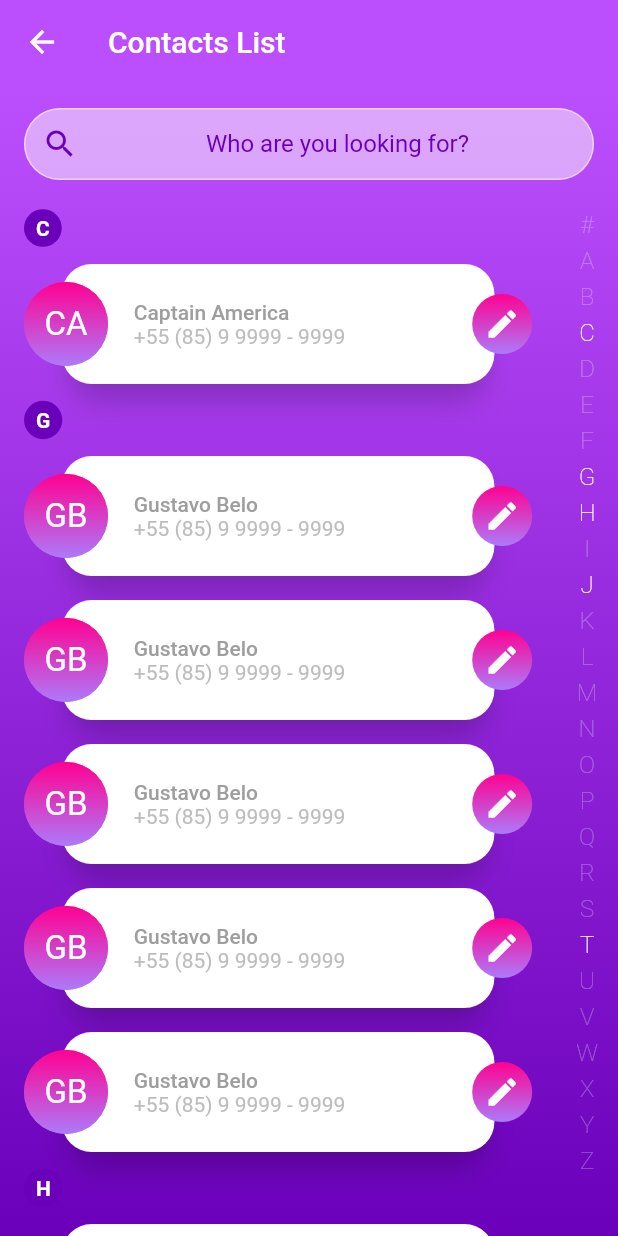
After one commit to ogustavobelo/awesome-widgets, a Flutter app: the ContactsListScreen screen opened by its route, on a phone screen of 412 x 824 dp. The commit adds this screen. Run offline on Flutter 3.47's test engine with Material 2 defaults, Android fonts, the phone set to English and light mode, and no system bars; drawn by our look-alikes of scroll_to_index; our stand-ins replace flare_flutter, flutter_masked_text; missing offline and left inert: credit_card_type_detector.

Commit message:
contacts-list implemented and launcher icon added

```diff
--- a/lib/core/routes/routes.dart
+++ b/lib/core/routes/routes.dart
@@ -3,4 +3,5 @@ class Routes {
   static String reviewModal = '/reviewModal';
   static String paymentCard3d = '/3dPaymentCard';
   static String swipeableButton = '/swipeableButton';
+  static String contactsList = '/contactsList';
 }
--- a/lib/main.dart
+++ b/lib/main.dart
@@ -2,6 +2,7 @@ import 'dart:async';
 
 import 'package:awesome_widgets/core/routes/routes.dart';
 import 'package:awesome_widgets/screens/3dPaymentCard/3dPaymentCard.screen.dart';
+import 'package:awesome_widgets/screens/contactsList/contactsList.screen.dart';
 import 'package:awesome_widgets/screens/home/home.screen.dart';
 import 'package:awesome_widgets/screens/rating/rating.screen.dart';
 import 'package:awesome_widgets/screens/swipeableButton/swipeableButton.screen.dart';
@@ -30,6 +31,7 @@ class MyApp extends StatelessWidget {
         Routes.reviewModal: (context) => RatingScreen(),
         Routes.paymentCard3d: (context) => PaymentCardScreen(),
         Routes.swipeableButton: (context) => SwipeableButtonScreen(),
+        Routes.contactsList: (context) => ContactsListScreen(),
       },
     );
   }
--- /dev/null
+++ b/lib/screens/contactsList/alphabet.order.item.dart
@@ -0,0 +1,34 @@
+import 'package:flutter/material.dart';
+
+class AlphabetOrderItem extends StatelessWidget {
+  final String letter;
+  final Function onPressed;
+  final bool clickable;
+  final Color color;
+  AlphabetOrderItem({
+    this.letter, this.onPressed, this.clickable, this.color
+  });
+  @override
+  Widget build(BuildContext context) {
+    return Material(
+      color: Colors.transparent,
+      child: InkWell(
+        onTap: onPressed,
+        splashColor: Colors.purple,
+        focusColor: Colors.blue,
+        highlightColor: Colors.pinkAccent,
+        child: Text(
+          letter,
+          style: TextStyle(
+            color: clickable ? color : color.withOpacity(.3),
+            fontWeight: FontWeight.w100,
+            fontSize: 16,
+            height: 1.5
+          ),
+          textAlign: TextAlign.center,
+        ),
+      )
+
+    );
+  }
+}
--- /dev/null
+++ b/lib/screens/contactsList/contact.model.dart
@@ -0,0 +1,10 @@
+class ContactModel {
+  String name;
+  String phone;
+  String imageUrl;
+  ContactModel({
+    this.name,
+    this.phone,
+    this.imageUrl,
+  });
+}
--- /dev/null
+++ b/lib/screens/contactsList/contact.tile.dart
@@ -0,0 +1,124 @@
+import 'package:flutter/material.dart';
+
+import 'contact.model.dart';
+
+class ContactTile extends StatefulWidget {
+  final ContactModel contact;
+  final Function(ContactModel) onEdit;
+  ContactTile(this.contact, {this.onEdit});
+  @override
+  _ContactTileState createState() => _ContactTileState();
+}
+
+class _ContactTileState extends State<ContactTile> {
+  final List<Color> _iconsGradient = [Color(0xFFfe0291), Color(0xFFad7afa)];
+
+  @override
+  Widget build(BuildContext context) {
+    final Size size = MediaQuery.of(context).size;
+    return Container(
+      margin: EdgeInsets.symmetric(horizontal: 16.0, vertical: 8.0),
+      child: Stack(
+        alignment: Alignment.center,
+        children: <Widget>[
+          Container(
+              width: size.width * .7,
+              height: 80.0,
+              padding: EdgeInsets.symmetric(vertical: 8.0, horizontal: 48.0),
+              decoration: BoxDecoration(
+                color: Colors.white,
+                borderRadius: BorderRadius.circular(20),
+                boxShadow: [
+                  BoxShadow(
+                      blurRadius: 16.0,
+                      color: Colors.black.withOpacity(.2),
+                      offset: Offset(0.0, 16.0),
+                      spreadRadius: -5.0),
+                ],
+              ),
+              child: Column(
+                crossAxisAlignment: CrossAxisAlignment.stretch,
+                mainAxisAlignment: MainAxisAlignment.center,
+                children: <Widget>[
+                  Text(
+                    widget.contact.name,
+                    style: TextStyle(
+                        color: Colors.grey[500], fontWeight: FontWeight.w500),
+                    maxLines: 1,
+                    overflow: TextOverflow.ellipsis,
+                  ),
+                  Text(
+                    widget.contact.phone,
+                    style: TextStyle(color: Colors.grey[400]),
+                    maxLines: 1,
+                    overflow: TextOverflow.ellipsis,
+                  ),
+                ],
+              )),
+          Row(
+            mainAxisAlignment: MainAxisAlignment.spaceBetween,
+            children: <Widget>[
+              Container(
+                height: 56,
+                width: 56,
+                decoration: BoxDecoration(
+                  shape: BoxShape.circle,
+                  gradient: LinearGradient(
+                    colors: _iconsGradient,
+                    begin: Alignment.topCenter,
+                    end: Alignment.bottomCenter,
+                  ),
+                ),
+                child: widget.contact.imageUrl != null ?
+                imageCover(widget.contact.imageUrl) : letterCover(widget.contact.name),
+              ),
+              GestureDetector(
+                onTap: () {},
+                child: Container(
+                    padding: EdgeInsets.all(8.0),
+                    decoration: BoxDecoration(
+                      shape: BoxShape.circle,
+                      gradient: LinearGradient(
+                        colors: _iconsGradient,
+                        begin: Alignment.topCenter,
+                        end: Alignment.bottomCenter,
+                      ),
+                    ),
+                    child: Icon(Icons.edit, color: Colors.white)),
+              ),
+            ],
+          ),
+        ],
+      ),
+    );
+  }
+
+  Widget imageCover(String imageUrl) {
+    return Container(
+      decoration: BoxDecoration(
+        shape: BoxShape.circle,
+        image:
+            DecorationImage(image: NetworkImage(imageUrl), fit: BoxFit.cover),
+      ),
+    );
+  }
+
+  Widget letterCover(String name) {
+    return Container(
+      decoration: BoxDecoration(
+        shape: BoxShape.circle,
+        gradient: LinearGradient(
+          colors: _iconsGradient,
+          begin: Alignment.topCenter,
+          end: Alignment.bottomCenter,
+        ),
+      ),
+      child: Center(
+        child: Text(widget.contact.name[0] + widget.contact.name.split(" ").last[0],
+        style: TextStyle(color: Colors.white, fontSize: 22)
+
+        ),
+      )
+    );
+  }
+}
--- /dev/null
+++ b/lib/screens/contactsList/contacts.datasource.dart
@@ -0,0 +1,77 @@
+import 'contact.model.dart';
+
+class ContactsDataSource {
+  static final List<ContactModel> contacts = [
+    ContactModel(
+      name: "Tony Stark",
+      phone: "+55 (85) 9 9999 - 9999",
+      imageUrl:
+          "https://imagens.canaltech.com.br/celebridades/78.400.jpg",
+    ),
+    ContactModel(
+      name: "Gustavo Belo",
+      phone: "+55 (85) 9 9999 - 9999",
+    ),
+    ContactModel(
+      name: "Gustavo Belo",
+      phone: "+55 (85) 9 9999 - 9999",
+    ),
+    ContactModel(
+      name: "Gustavo Belo",
+      phone: "+55 (85) 9 9999 - 9999",
+    ),
+    ContactModel(
+      name: "Gustavo Belo",
+      phone: "+55 (85) 9 9999 - 9999",
+    ),
+    ContactModel(
+      name: "Gustavo Belo",
+      phone: "+55 (85) 9 9999 - 9999",
+    ),
+    ContactModel(
+      name: "Jonh Doe",
+      phone: "+55 (85) 9 9999 - 9999",
+      imageUrl:
+          "https://images.unsplash.com/photo-1549068106-b024baf5062d?ixlib=rb-1.2.1&ixid=eyJhcHBfaWQiOjEyMDd9",
+    ),
+    ContactModel(
+      name: "Captain America",
+      phone: "+55 (85) 9 9999 - 9999",
+    ),
+    ContactModel(
+      name: "Hulk Buster",
+      phone: "+55 (85) 9 9999 - 9999",
+    ),
+
+  ];
+
+  static final List<String> alphabet = [
+  "#",
+  "A",
+  "B",
+  "C",
+  "D",
+  "E",
+  "F",
+  "G",
+  "H",
+  "I",
+  "J",
+  "K",
+  "L",
+  "M",
+  "N",
+  "O",
+  "P",
+  "Q",
+  "R",
+  "S",
+  "T",
+  "U",
+  "V",
+  "W",
+  "X",
+  "Y",
+  "Z",
+];
+}
--- /dev/null
+++ b/lib/screens/contactsList/contactsList.screen.dart
@@ -0,0 +1,192 @@
+import 'package:awesome_widgets/screens/contactsList/alphabet.order.item.dart';
+import 'package:awesome_widgets/screens/contactsList/contact.model.dart';
+import 'package:flutter/material.dart';
+import 'package:scroll_to_index/scroll_to_index.dart';
+
+import 'contact.tile.dart';
+import 'contacts.datasource.dart';
+
+class ContactsListScreen extends StatefulWidget {
+  @override
+  _ContactsListScreenState createState() => _ContactsListScreenState();
+}
+
+class _ContactsListScreenState extends State<ContactsListScreen> {
+  final List<Color> _backgroundColors = [Color(0xFFBC4FFD), Color(0xFF6A00BA)];
+
+  final TextEditingController _searchController = TextEditingController();
+  final List<ContactModel> _contacts = ContactsDataSource.contacts;
+  final List<String> _alphabet = ContactsDataSource.alphabet;
+  List<ContactModel> _filteredContacts;
+  List<String> _filteredAlphabet;
+
+  final AutoScrollController scrollController = AutoScrollController();
+
+  @override
+  Widget build(BuildContext context) {
+    final Size size = MediaQuery.of(context).size;
+
+    if (_filteredContacts == null) {
+      _filteredContacts = _contacts;
+    }
+    sortContacts(_filteredContacts);
+
+    _filteredAlphabet = filterAlphabet();
+
+    return Scaffold(
+      appBar: AppBar(
+        backgroundColor: _backgroundColors[0],
+        elevation: 0.0,
+        title: Text("Contacts List"),
+      ),
+      body: Container(
+        width: size.width,
+        height: size.height,
+        decoration: BoxDecoration(
+          gradient: LinearGradient(
+            colors: _backgroundColors,
+            begin: Alignment.topCenter,
+            end: Alignment.bottomCenter,
+          ),
+        ),
+        child: Column(
+          children: <Widget>[
+            Padding(
+              padding: const EdgeInsets.all(16.0),
+              child: TextFormField(
+                controller: _searchController,
+                style: TextStyle(color: Colors.white),
+                decoration: InputDecoration(
+                  hintText: "Who are you looking for?",
+                  hintStyle: TextStyle(color: _backgroundColors[1]),
+                  contentPadding: EdgeInsets.all(10.0),
+                  prefixIcon: Icon(
+                    Icons.search,
+                    color: _backgroundColors[1],
+                  ),
+                  focusedBorder: OutlineInputBorder(
+                    borderSide: BorderSide(color: Colors.white.withOpacity(.5)),
+                    borderRadius: BorderRadius.circular(25.0),
+                  ),
+                  enabledBorder: OutlineInputBorder(
+                    borderSide: BorderSide(color: Colors.white.withOpacity(.5)),
+                    borderRadius: BorderRadius.circular(25.0),
+                  ),
+                  filled: true,
+                  fillColor: Colors.white.withOpacity(.5),
+                ),
+                textAlign: TextAlign.center,
+                onChanged: (query) => filterContacts(query),
+              ),
+            ),
+            Expanded(
+              child: Row(
+                children: <Widget>[
+                  Container(
+                      width: size.width * .9,
+                      child: ListView.builder(
+                        controller: scrollController,
+                        itemCount: _filteredAlphabet.length,
+                        itemBuilder: (context, alphabetIndex) {
+                          return AutoScrollTag(
+                            controller: scrollController,
+                            index: alphabetIndex,
+                            key: ValueKey(alphabetIndex),
+                            child: Column(
+                              children: <Widget>[
+                                Align(
+                                  alignment: Alignment.centerLeft,
+                                  child: Container(
+                                    padding: EdgeInsets.all(8.0),
+                                    margin: EdgeInsets.only(left: 16.0),
+                                    decoration: BoxDecoration(
+                                      shape: BoxShape.circle,
+                                      color: _backgroundColors[1],
+                                    ),
+                                    child: Text(
+                                        _filteredAlphabet[alphabetIndex],
+                                        style: TextStyle(
+                                            color: Colors.white,
+                                            fontWeight: FontWeight.bold)),
+                                  ),
+                                ),
+                                ListView.builder(
+                                  physics: NeverScrollableScrollPhysics(),
+                                  shrinkWrap: true,
+                                  itemCount: _filteredContacts.length,
+                                  itemBuilder: (context, contactIndex) {
+                                    return Visibility(
+                                        visible: _filteredContacts[contactIndex]
+                                                .name[0] ==
+                                            _filteredAlphabet[alphabetIndex],
+                                        child: ContactTile(
+                                            _filteredContacts[contactIndex]));
+                                  },
+                                )
+                              ],
+                            ),
+                          );
+                        },
+                      )
+                      ),
+                  Container(
+                      width: size.width * .1,
+                      child: ListView.builder(
+                        physics: NeverScrollableScrollPhysics(),
+                        itemCount: _alphabet.length,
+                        itemBuilder: (context, index) {
+                          return AlphabetOrderItem(
+                              letter: _alphabet[index],
+                              clickable: _filteredAlphabet.contains(_alphabet[index]),
+                              color: Colors.white,
+                              onPressed: () {
+                                print("click");
+                                scrollController.scrollToIndex(
+                                  _filteredAlphabet.indexWhere((element) => element == _alphabet[index])
+                                );
+                              });
+                        },
+                      )),
+                ],
+              ),
+            ),
+          ],
+        ),
+      ),
+    );
+  }
+
+  void sortContacts(List<ContactModel> contacts) {
+    contacts.sort((a, b) => a.name.compareTo(b.name));
+  }
+
+  void filterContacts(String query) {
+    List<ContactModel> filteredContacts = [];
+    if (query.isNotEmpty) {
+      for (var contact in _filteredContacts) {
+        if (contact.name.toLowerCase().contains(query.toLowerCase())) {
+          filteredContacts.add(contact);
+        }
+      }
+    } else {
+      filteredContacts = _contacts;
+    }
+    setState(() {
+      _filteredContacts = filteredContacts;
+    });
+  }
+
+  List<String> filterAlphabet() {
+    List<String> filteredAlphabet = [];
+    for (var contact in _filteredContacts) {
+      for (var letter in _alphabet) {
+        if (contact.name[0] == letter) {
+          if (!filteredAlphabet.contains(letter)) {
+            filteredAlphabet.add(letter);
+          }
+        }
+      }
+    }
+    return filteredAlphabet;
+  }
+}
--- a/lib/screens/home/home.screen.dart
+++ b/lib/screens/home/home.screen.dart
@@ -55,6 +55,17 @@ class _HomeScreenState extends State<HomeScreen> {
                       },
                     ),
               ),
+              Container(
+                alignment: Alignment.center,
+                margin: EdgeInsets.only(bottom: 8.0),
+                child: AnimatedRoundedButton(
+                      text: "Contacts List",
+                      color: Colors.orange,
+                      onPressed: ()  {
+                        Navigator.pushNamed(context, Routes.contactsList);
+                      },
+                    ),
+              ),
 
             ],
           )
```
Also changed, not shown: pubspec.yaml (+8 -0 lines), assets/logo/aw_launcher.png (added), pubspec.lock.
